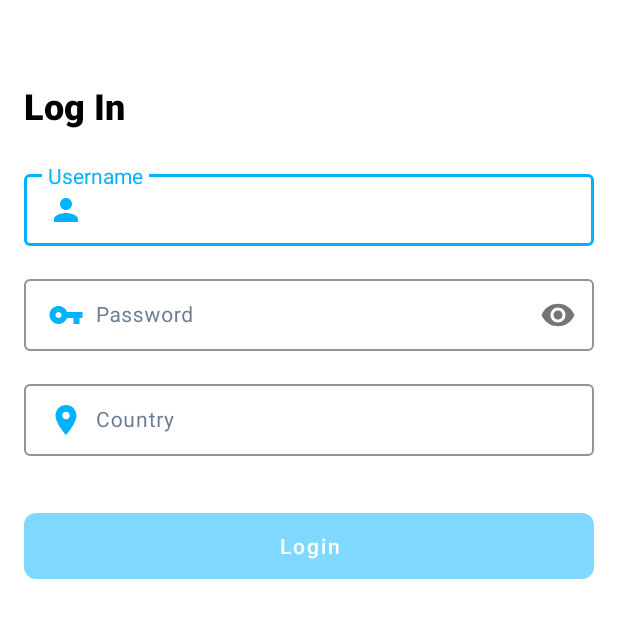
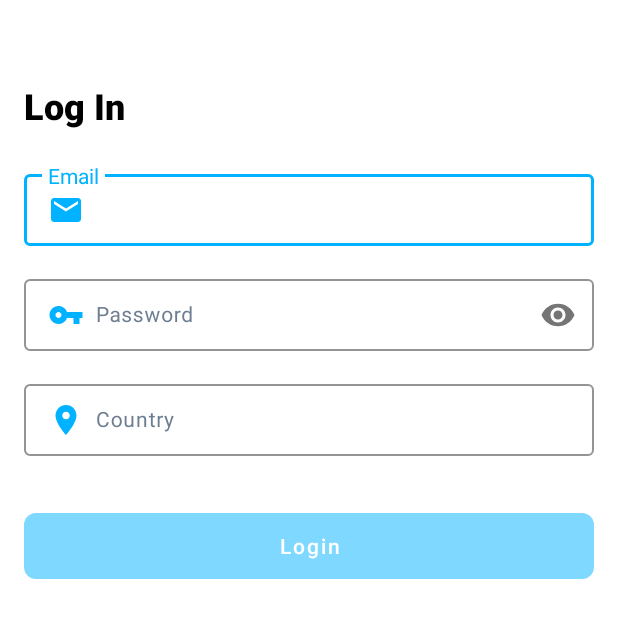
Before and after one commit to mnleano/cartrack-mobile-challenge-android, an Android app: the LoginActivity screen opened directly, with no data from a screen before it, on a phone screen of 412 x 824 dp, the top half of it. Run offline under Robolectric (Android 15) with nearby library versions, the phone set to English and light mode, and no system bars; our stand-ins replace data binding; libraries missing offline, so code that uses them is left out: br.com.ilhasoft, com.facebook.soloader, com.tencent.mmkv, io.objectbox; 10 statements that could not run were skipped.

Commit message:
Update AppUser username to email, so I can show email validation Finalized LoginActivity Show error message using SnackBar

```diff
--- a/app/src/main/java/com/neds/cartrackmobilechallenge/data/entities/AppUser.kt
+++ b/app/src/main/java/com/neds/cartrackmobilechallenge/data/entities/AppUser.kt
@@ -8,15 +8,15 @@ data class AppUser(
     @Id var id: Long = 0,
     var userId: Long,
     var fullName: String,
-    var username: String,
+    var email: String,
     var password: String,
     var country: String
 ) {
     constructor(
         userId: Long,
         fullName: String,
-        username: String,
+        email: String,
         password: String,
         country: String
-    ) : this(0, userId, fullName, username, password, country)
+    ) : this(0, userId, fullName, email, password, country)
 }
--- a/app/src/main/java/com/neds/cartrackmobilechallenge/data/repositories/LoginRepository.kt
+++ b/app/src/main/java/com/neds/cartrackmobilechallenge/data/repositories/LoginRepository.kt
@@ -2,12 +2,10 @@ package com.neds.cartrackmobilechallenge.data.repositories
 
 import androidx.lifecycle.LiveData
 import androidx.lifecycle.MediatorLiveData
-import androidx.lifecycle.MutableLiveData
 import com.neds.cartrackmobilechallenge.data.entities.AppUser
 import com.neds.cartrackmobilechallenge.data.entities.AppUser_
 import com.neds.cartrackmobilechallenge.data.local.AccountPrefStore
 import com.neds.cartrackmobilechallenge.data.views.LoginView
-import com.neds.cartrackmobilechallenge.infrastructure.Lg
 import com.neds.cartrackmobilechallenge.infrastructure.RepositoryResult
 import io.objectbox.Box
 
@@ -20,13 +18,14 @@ class LoginRepository(
         val liveData = MediatorLiveData<RepositoryResult<Void>>()
         liveData.postValue(RepositoryResult.loading())
 
-        val result = appUserBox.query().equal(AppUser_.username, loginView.username)
+        val result = appUserBox.query().equal(AppUser_.email, loginView.email)
             .and().equal(AppUser_.password, loginView.password)
             .and().equal(AppUser_.country, loginView.country).build().findFirst()
 
         liveData.postValue(result?.let { RepositoryResult.success() }
             ?: RepositoryResult.error("Invalid username or password"))
 
+        accountPrefStore.isLoggedIn = result != null
         return liveData
     }
 }
--- a/app/src/main/java/com/neds/cartrackmobilechallenge/data/views/LoginView.kt
+++ b/app/src/main/java/com/neds/cartrackmobilechallenge/data/views/LoginView.kt
@@ -1,3 +1,3 @@
 package com.neds.cartrackmobilechallenge.data.views
 
-data class LoginView(val username: String, val password: String, val country: String)
+data class LoginView(val email: String, val password: String, val country: String)
--- a/app/src/main/res/layout/activity_login.xml
+++ b/app/src/main/res/layout/activity_login.xml
@@ -33,8 +33,9 @@
         </com.google.android.material.appbar.AppBarLayout>
 
         <androidx.constraintlayout.widget.ConstraintLayout
+            android:id="@+id/mainContainer"
             android:layout_width="match_parent"
-            android:layout_height="wrap_content"
+            android:layout_height="match_parent"
             app:layout_behavior="@string/appbar_scrolling_view_behavior">
 
             <androidx.constraintlayout.widget.Guideline
@@ -57,19 +58,22 @@
                 app:layout_constraintTop_toBottomOf="@+id/loading">
 
                 <com.google.android.material.textfield.TextInputLayout
-                    android:id="@+id/tilUsername"
+                    android:id="@+id/tilEmail"
                     style="@style/TextInputLayout"
                     android:layout_marginTop="@dimen/_16dp"
-                    android:hint="@string/username"
+                    android:hint="@string/email"
                     app:layout_constraintEnd_toEndOf="parent"
                     app:layout_constraintStart_toStartOf="parent"
                     app:layout_constraintTop_toTopOf="parent">
 
                     <com.google.android.material.textfield.TextInputEditText
-                        android:id="@+id/etUsername"
+                        android:id="@+id/etEmail"
                         style="@style/TextInputEditText"
-                        android:drawableStart="@drawable/ic_profile"
-                        android:text="@={vm.username}" />
+                        android:drawableStart="@drawable/ic_email"
+                        android:text="@={vm.email}"
+                        app:validateType='@{"email"}'
+                        app:validateTypeAutoDismiss="@{true}"
+                        app:validateTypeMessage="@{@string/invalid_email}" />
 
                 </com.google.android.material.textfield.TextInputLayout>
 
@@ -80,7 +84,7 @@
                     android:hint="@string/password"
                     app:layout_constraintEnd_toEndOf="parent"
                     app:layout_constraintStart_toStartOf="parent"
-                    app:layout_constraintTop_toBottomOf="@id/tilUsername"
+                    app:layout_constraintTop_toBottomOf="@id/tilEmail"
                     app:passwordToggleEnabled="true">
 
                     <com.google.android.material.textfield.TextInputEditText
--- a/app/src/main/res/values/strings.xml
+++ b/app/src/main/res/values/strings.xml
@@ -3,7 +3,7 @@
 
     <!-- Log In -->
     <string name="log_in">Log In</string>
-    <string name="username">Username</string>
+    <string name="email">Email</string>
     <string name="password">Password</string>
     <string name="country">Country</string>
     <string name="login">Login</string>
@@ -37,6 +37,12 @@
         <item>Zimbabwe</item>
     </string-array>
 
+    <!-- SnackBar -->
+    <string name="retry">Retry</string>
+
+    <!-- Error Message -->
+    <string name="invalid_email">Invalid Email Address</string>
+
     <!-- Uncategorized -->
     <string name="tagline_placeholder">Add some cool tagline here</string>
 
```
Also changed, not shown: app/src/main/java/com/neds/cartrackmobilechallenge/data/viewModels/LoginViewModel.kt (+11 -3 lines), app/src/main/java/com/neds/cartrackmobilechallenge/ui/login/LoginActivity.kt (+23 -1 lines), app/src/main/java/com/neds/cartrackmobilechallenge/ui/util/SnackbarBuilder.kt (added, +76 -0 lines), 2 other files.
